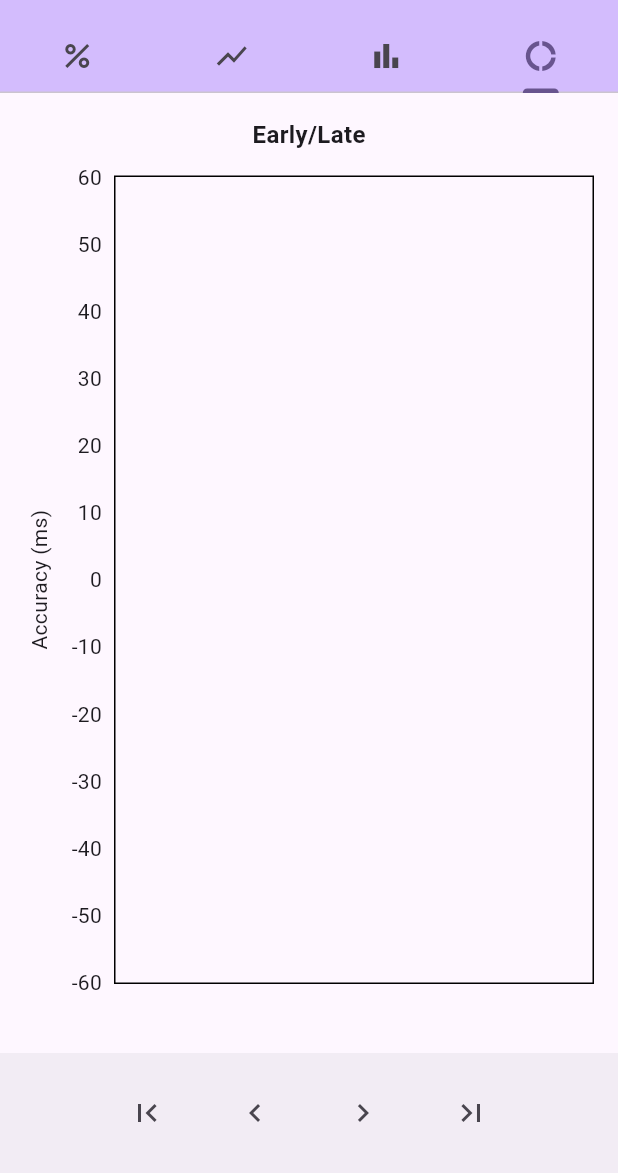
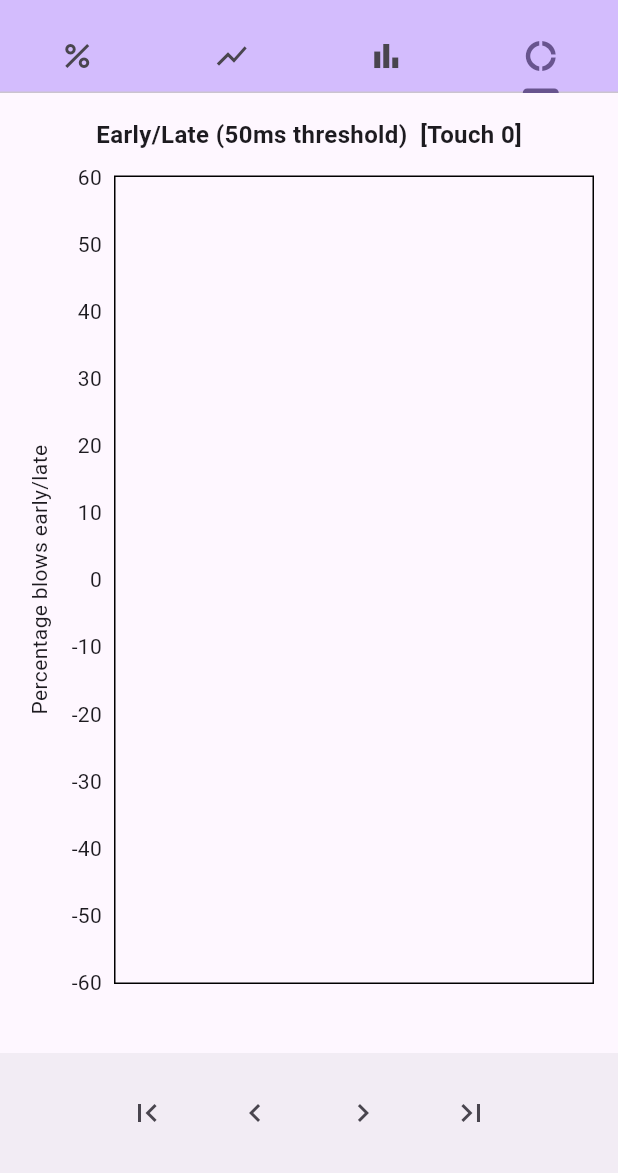
Before and after one commit to ahsparrow/strike, a Flutter app: the screen it shows after launch, tab 4 chosen, on a phone screen of 412 x 824 dp, the part 63-1236 px from its top. Run offline on Flutter 3.47's test engine with Material 3 defaults, Android fonts, the phone set to English and light mode, and no system bars; drawn by our look-alikes of fl_chart; our stand-ins replace shared_preferences; missing offline and left inert: file_selector; network calls fail.

Commit message:
Pimp fault chart titles

```diff
--- a/lib/widgets/accuracy.dart
+++ b/lib/widgets/accuracy.dart
@@ -11,12 +11,13 @@ class AccuracyWidget extends StatelessWidget {
   Widget build(context) {
     var width = MediaQuery.sizeOf(context).width;
 
-    return Column(
+    return Consumer<StrikeModel>(
+      builder: (context, strikeData, child) => Column(
         children: [
           const SizedBox(height: 16),
-        const Text(
-          'Early/Late',
-          style: TextStyle(
+          Text(
+            'Early/Late (${strikeData.thresholdMs}ms threshold)  [Touch ${strikeData.touchNum}]',
+            style: const TextStyle(
               fontSize: 16,
               fontWeight: FontWeight.bold,
             ),
@@ -24,13 +25,11 @@ class AccuracyWidget extends StatelessWidget {
           Expanded(
             child: Padding(
               padding: const EdgeInsets.all(16),
-            child: Consumer<StrikeModel>(
-              builder: (context, strikeData, child) =>
-                  chart(width, strikeData.faults),
-            ),
+              child: chart(width, strikeData.faults),
             ),
           ),
         ],
+      ),
     );
   }
 
@@ -98,7 +97,7 @@ class AccuracyWidget extends StatelessWidget {
               reservedSize: 40,
             ),
             axisNameSize: 20,
-            axisNameWidget: Text('Accuracy (ms)'),
+            axisNameWidget: Text('Percentage blows early/late'),
           ),
           rightTitles: AxisTitles(sideTitles: SideTitles(showTitles: false)),
           topTitles: AxisTitles(
```
Lines whose indentation alone changed are shown as unchanged.
